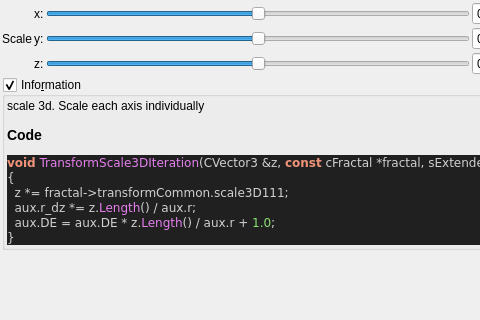
buddhi1980/mandelbulber2, file mandelbulber2/qt_data/fractal_transf_scale_3D.ui: the form before one commit; both pictures show x 0 to 480 and y 0 to 320 of the 562 by 530 pixel window.
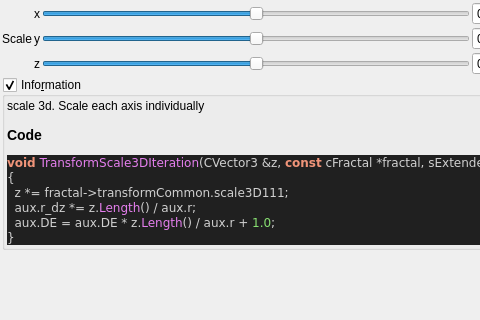
The form after the commit. Custom widgets are drawn as their Qt base class.

The edit to the form file:
```diff
--- a/mandelbulber2/qt_data/fractal_transf_scale_3D.ui
+++ b/mandelbulber2/qt_data/fractal_transf_scale_3D.ui
@@ -90,7 +90,7 @@
      <item row="0" column="1">
       <widget class="QLabel" name="label_109">
        <property name="text">
-        <string>x:</string>
+        <string notr="true">x</string>
        </property>
       </widget>
      </item>
@@ -203,14 +203,14 @@
      <item row="1" column="1">
       <widget class="QLabel" name="label_110">
        <property name="text">
-        <string>y:</string>
+        <string notr="true">y</string>
        </property>
       </widget>
      </item>
      <item row="2" column="1">
       <widget class="QLabel" name="label_111">
        <property name="text">
-        <string>z:</string>
+        <string notr="true">z</string>
        </property>
       </widget>
      </item>
```
